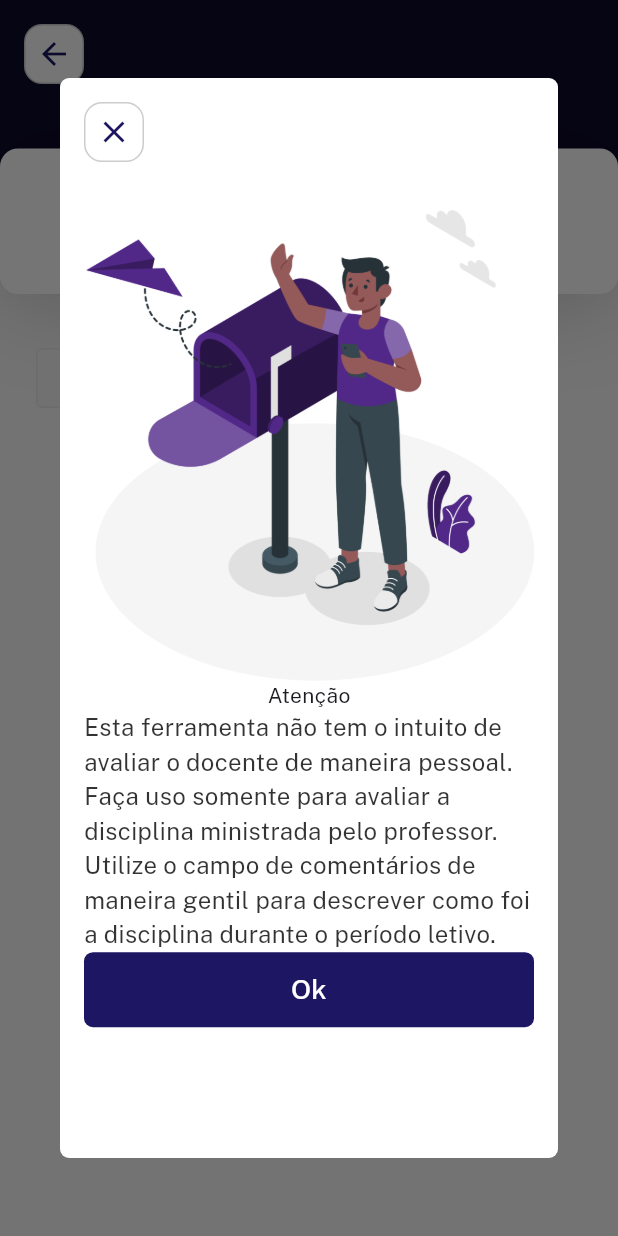
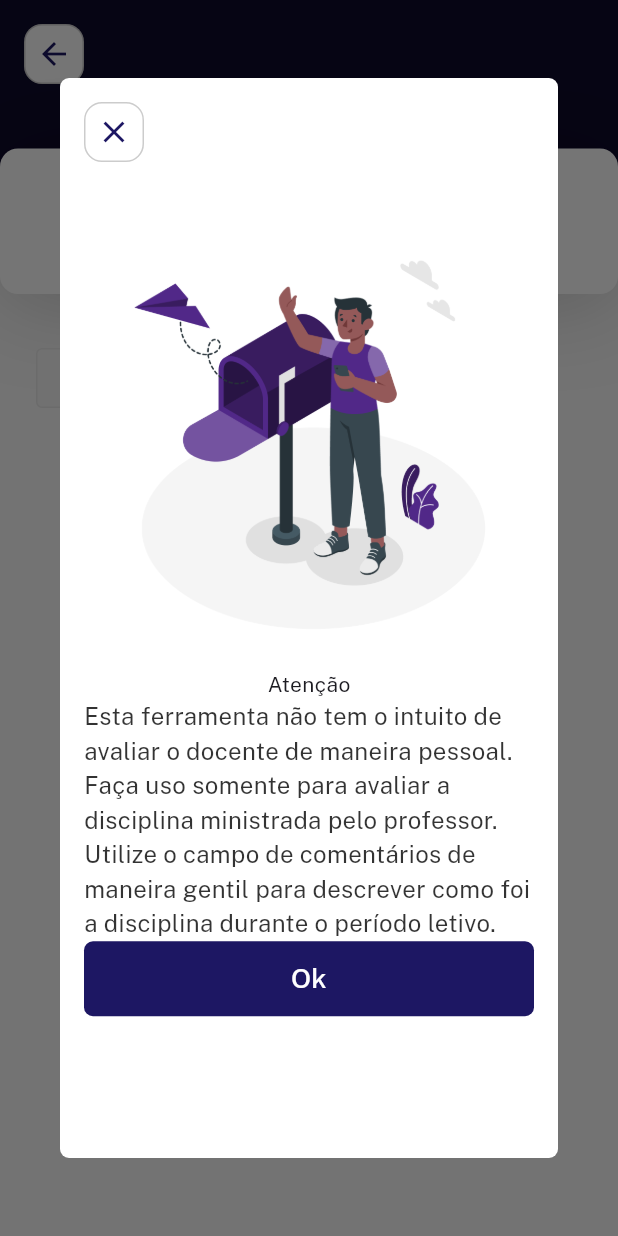
Before and after one commit to brunafalheiro/avalia-ai, a Flutter app: the EvaluationsPage screen opened directly, after a tap on "aaaa", on a phone screen of 412 x 824 dp. Run offline on Flutter 3.47's test engine with Material 3 defaults, Android fonts, the light colour scheme and no system bars; drawn by our look-alikes of dropdown_button2; our stand-ins replace fluro; project files that could hold a hidden picture were left out.

Commit message:
Improve code and add illustrations

```diff
--- a/lib/shared/styles/text_styles.dart
+++ b/lib/shared/styles/text_styles.dart
@@ -28,6 +28,12 @@
         fontSize: 16,
         color: color,
         fontWeight: FontWeight.w400,
+      );
+
+  TextStyle get mediumContent => TextStyle(
+        fontSize: 16,
+        color: color,
+        fontWeight: FontWeight.w500,
       );
 
   TextStyle get boldContent => TextStyle(
--- a/lib/view/evaluations_page.dart
+++ b/lib/view/evaluations_page.dart
@@ -70,7 +70,7 @@
                                     textAlign: TextAlign.center,
                                     style: AVAITextStyle(
                                             color: AVAIColors.royalBlue)
-                                        .subtitle,
+                                        .content,
                                   ),
                                 ],
                               ),
@@ -81,7 +81,7 @@
                     ),
                     Container(
                       constraints: const BoxConstraints(
-                        maxWidth: 640,
+                        maxWidth: 560,
                       ),
                       padding: const EdgeInsets.symmetric(horizontal: 24),
                       child: Column(
--- a/lib/view/form_page.dart
+++ b/lib/view/form_page.dart
@@ -74,7 +74,7 @@
                                     textAlign: TextAlign.center,
                                     style: AVAITextStyle(
                                             color: AVAIColors.royalBlue)
-                                        .subtitle,
+                                        .content,
                                   ),
                                 ],
                               ),
@@ -85,7 +85,7 @@
                     ),
                     Container(
                       constraints: const BoxConstraints(
-                        maxWidth: 640,
+                        maxWidth: 560,
                       ),
                       padding: const EdgeInsets.symmetric(horizontal: 24),
                       child: Column(
--- a/lib/view/homepage.dart
+++ b/lib/view/homepage.dart
@@ -118,7 +118,7 @@
                     ),
                     Container(
                       constraints: const BoxConstraints(
-                        maxWidth: 640,
+                        maxWidth: 560,
                       ),
                       padding: const EdgeInsets.symmetric(horizontal: 24),
                       child: Column(
--- a/lib/view/professors_page.dart
+++ b/lib/view/professors_page.dart
@@ -78,7 +78,7 @@
                     ),
                     Container(
                       constraints: const BoxConstraints(
-                        maxWidth: 640,
+                        maxWidth: 560,
                       ),
                       padding: const EdgeInsets.symmetric(horizontal: 24),
                       child: Column(
--- a/pubspec.yaml
+++ b/pubspec.yaml
@@ -30,6 +30,7 @@
 dependencies:
   flutter:
     sdk: flutter
+  http: ^0.13.3
 
   dropdown_button2: ^2.3.9
   fluro: ^2.0.5
```
Also changed, not shown: lib/view/auth_page.dart (+5 -5 lines), lib/view/initial_page.dart (+14 -12 lines), assets/images/checking.png (added), assets/images/locker.png (added), assets/images/message_sent.png, assets/images/security.png (added), pubspec.lock.
